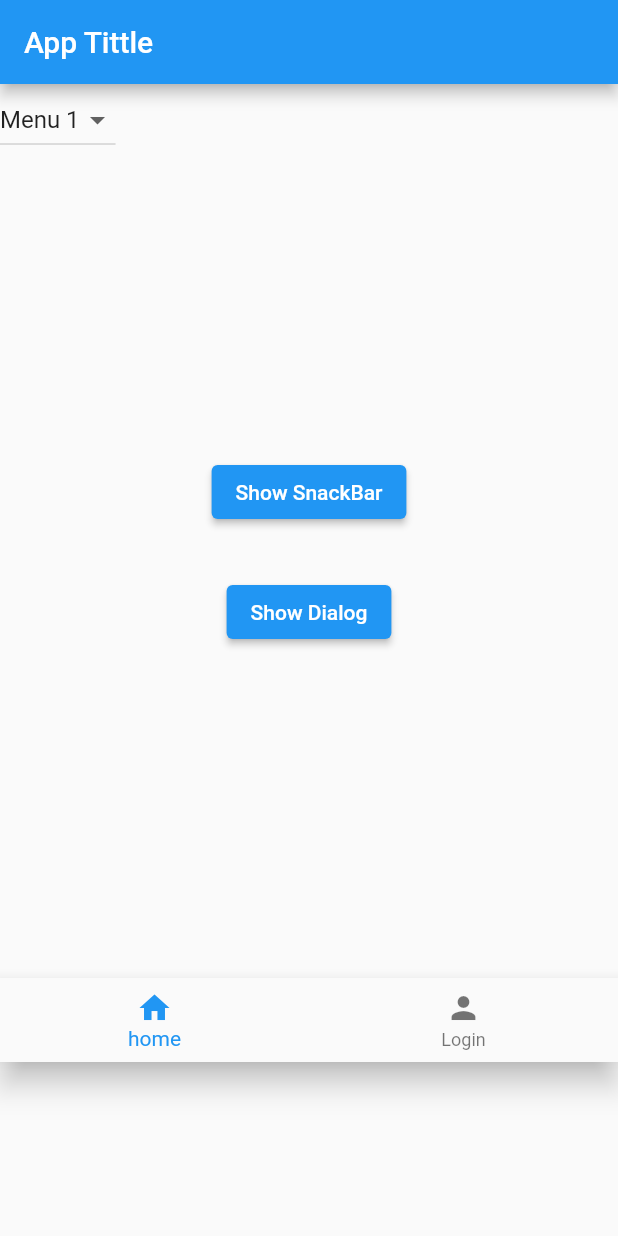
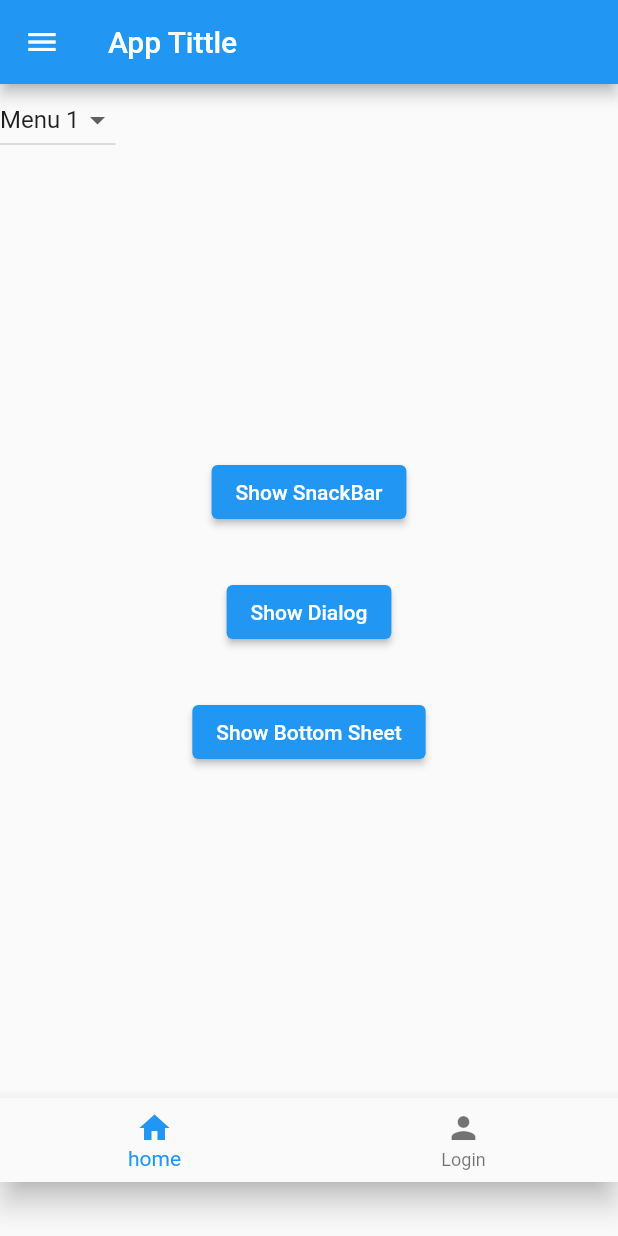
Before and after one commit to rifatsym/belajar_flutter, a Flutter app: the screen it shows after launch, on a phone screen of 412 x 824 dp. Run offline on Flutter 3.47's test engine with Material 2 defaults, Android fonts, the phone set to English and light mode, and no system bars.

Commit message:
first commit

```diff
--- a/lib/main.dart
+++ b/lib/main.dart
@@ -50,6 +50,28 @@ class _HomePageState extends State<HomePage> {
       appBar: AppBar(
         title: Text("App Tittle"),
       ),
+      drawer: Drawer(
+        child: Column(
+          children: [
+            Container(
+              alignment: Alignment.center,
+              color: Colors.deepPurpleAccent,
+              height: 100,
+              width: double.infinity,
+              child: Text(
+                "Drawer Header",
+                style: TextStyle(
+                  color: Colors.white,
+                  fontSize: 25,
+                ),
+              ),
+            ),
+            ListView(
+              children: [],
+            )
+          ],
+        ),
+      ),
       body: Center(
         child: Column(
           children: [
@@ -98,6 +120,33 @@ class _HomePageState extends State<HomePage> {
                           ));
                 },
                 child: Text("Show Dialog")),
+            Padding(padding: EdgeInsets.all(16.0)),
+            ElevatedButton(
+                onPressed: () {
+                  showModalBottomSheet(
+                    context: context,
+                    builder: (context) => Container(
+                      height: 200,
+                      child: ListView(
+                        children: [
+                          ListTile(
+                            leading: Icon(Icons.plus_one),
+                            title: Text("Menu 1"),
+                          ),
+                          ListTile(
+                            leading: Icon(Icons.ac_unit),
+                            title: Text("Menu 2"),
+                          ),
+                          ListTile(
+                            leading: Icon(Icons.airplanemode_off),
+                            title: Text("Menu 3"),
+                          ),
+                        ],
+                      ),
+                    ),
+                  );
+                },
+                child: Text("Show Bottom Sheet")),
             Padding(padding: EdgeInsets.all(110.0)),
             BottomNavigationBar(
                 currentIndex: index,
```
